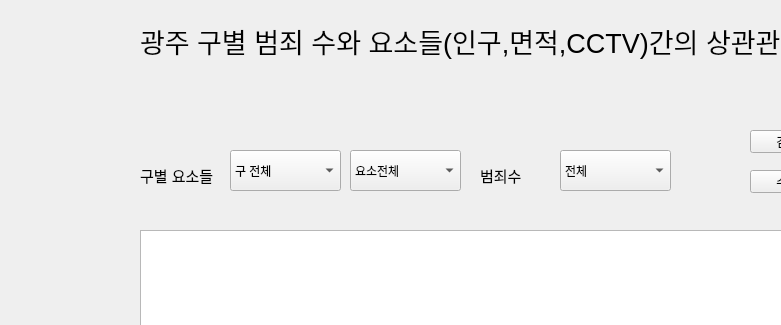
Above: analyze.ui from NoDoHyun/no before the change; both pictures show x 0 to 781 and y 0 to 325 of the 1024 by 768 pixel window. Below: the same form after it.
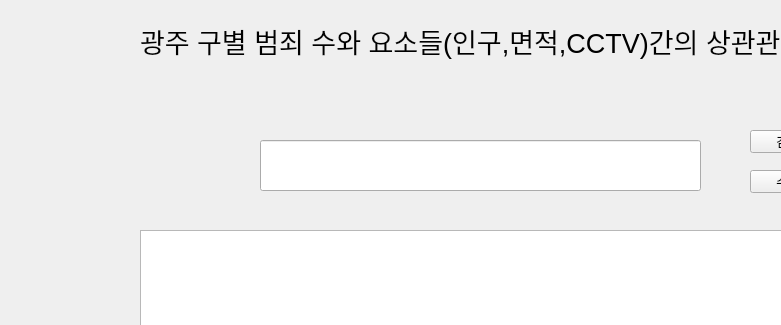
That is the form after the change.

What changed in the file:
```diff
--- a/analyze.ui
+++ b/analyze.ui
@@ -105,95 +105,6 @@
      <string>그래프3</string>
     </property>
    </widget>
-   <widget class="QComboBox" name="comboBox">
-    <property name="geometry">
-     <rect>
-      <x>350</x>
-      <y>150</y>
-      <width>111</width>
-      <height>41</height>
-     </rect>
-    </property>
-    <item>
-     <property name="text">
-      <string>요소전체</string>
-     </property>
-    </item>
-    <item>
-     <property name="text">
-      <string>인구</string>
-     </property>
-    </item>
-    <item>
-     <property name="text">
-      <string>면적</string>
-     </property>
-    </item>
-    <item>
-     <property name="text">
-      <string>CCTV</string>
-     </property>
-    </item>
-   </widget>
-   <widget class="QComboBox" name="comboBox_4">
-    <property name="geometry">
-     <rect>
-      <x>560</x>
-      <y>150</y>
-      <width>111</width>
-      <height>41</height>
-     </rect>
-    </property>
-    <item>
-     <property name="text">
-      <string>전체</string>
-     </property>
-    </item>
-    <item>
-     <property name="text">
-      <string>동구</string>
-     </property>
-    </item>
-    <item>
-     <property name="text">
-      <string>서구</string>
-     </property>
-    </item>
-    <item>
-     <property name="text">
-      <string>남구</string>
-     </property>
-    </item>
-    <item>
-     <property name="text">
-      <string>북구</string>
-     </property>
-    </item>
-    <item>
-     <property name="text">
-      <string>광산구</string>
-     </property>
-    </item>
-   </widget>
-   <widget class="QLabel" name="label">
-    <property name="geometry">
-     <rect>
-      <x>140</x>
-      <y>160</y>
-      <width>101</width>
-      <height>31</height>
-     </rect>
-    </property>
-    <property name="font">
-     <font>
-      <family>Arial</family>
-      <pointsize>11</pointsize>
-     </font>
-    </property>
-    <property name="text">
-     <string>구별 요소들</string>
-    </property>
-   </widget>
    <widget class="QPushButton" name="graph4_btn">
     <property name="geometry">
      <rect>
@@ -236,64 +147,15 @@
      </rect>
     </property>
    </widget>
-   <widget class="QLabel" name="label_3">
+   <widget class="QLineEdit" name="search_line">
     <property name="geometry">
      <rect>
-      <x>480</x>
-      <y>160</y>
-      <width>101</width>
-      <height>31</height>
+      <x>260</x>
+      <y>140</y>
+      <width>441</width>
+      <height>51</height>
      </rect>
     </property>
-    <property name="font">
-     <font>
-      <family>Arial</family>
-      <pointsize>11</pointsize>
-     </font>
-    </property>
-    <property name="text">
-     <string>범죄수</string>
-    </property>
-   </widget>
-   <widget class="QComboBox" name="comboBox_2">
-    <property name="geometry">
-     <rect>
-      <x>230</x>
-      <y>150</y>
-      <width>111</width>
-      <height>41</height>
-     </rect>
-    </property>
-    <item>
-     <property name="text">
-      <string>구 전체</string>
-     </property>
-    </item>
-    <item>
-     <property name="text">
-      <string>동구</string>
-     </property>
-    </item>
-    <item>
-     <property name="text">
-      <string>서구</string>
-     </property>
-    </item>
-    <item>
-     <property name="text">
-      <string>남구</string>
-     </property>
-    </item>
-    <item>
-     <property name="text">
-      <string>북구</string>
-     </property>
-    </item>
-    <item>
-     <property name="text">
-      <string>광산구</string>
-     </property>
-    </item>
    </widget>
   </widget>
   <widget class="QMenuBar" name="menubar">
```
